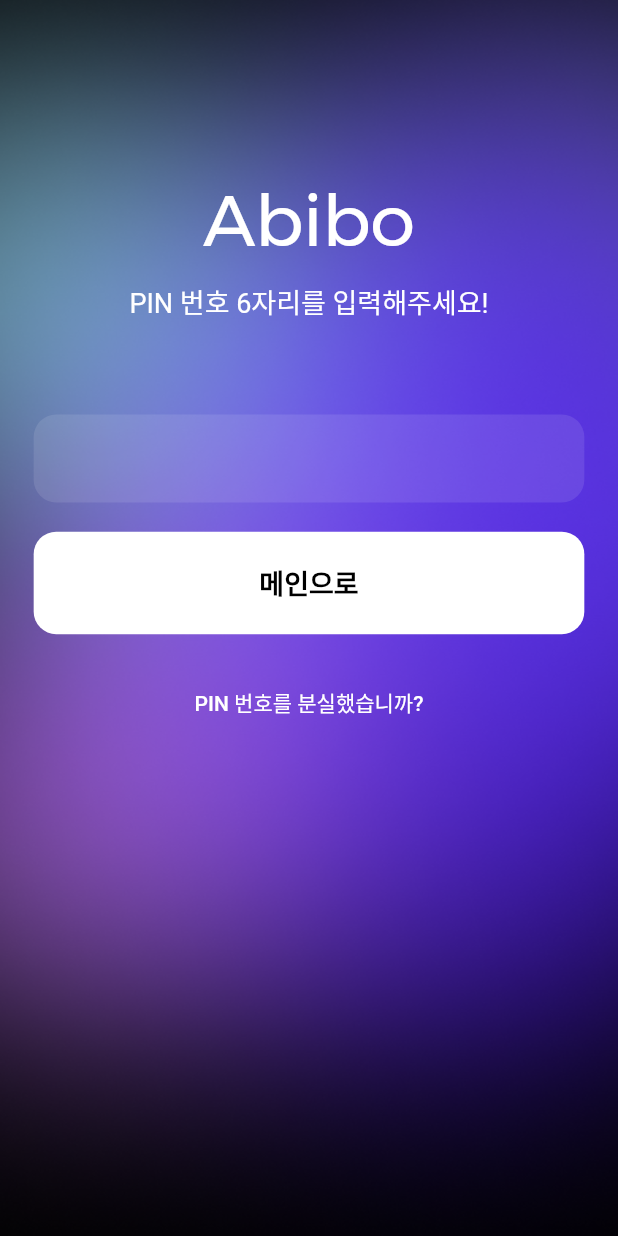
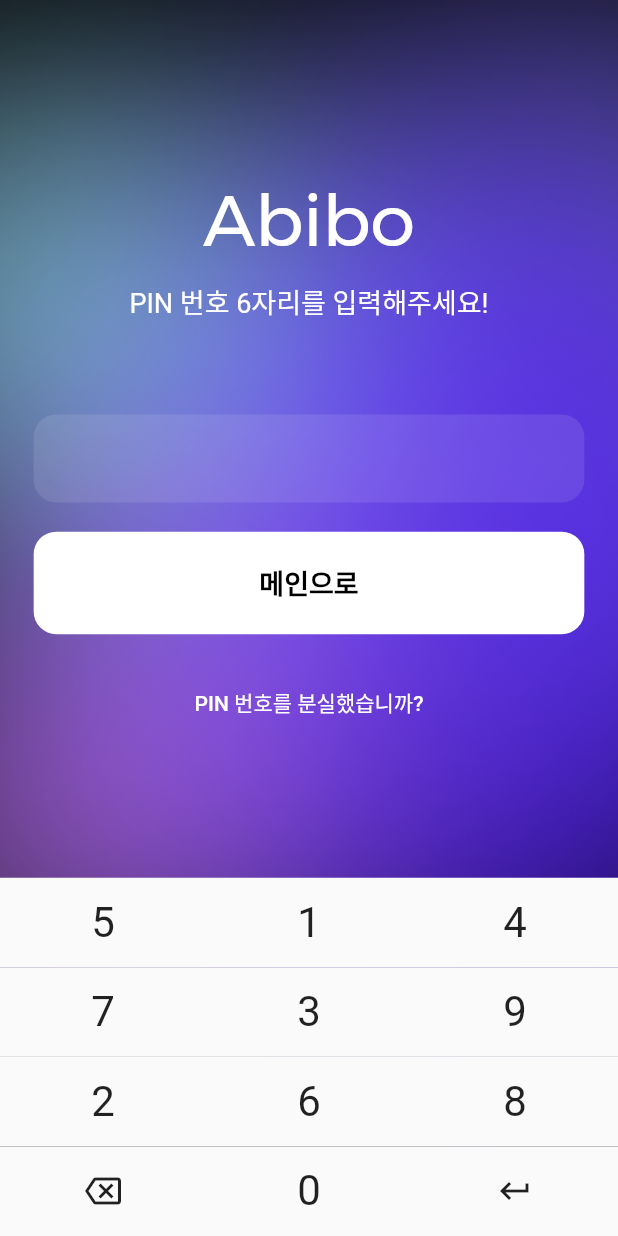
Before and after one commit to abibo-flutter/abibo, a Flutter app: the PINScreen screen opened directly, on a phone screen of 412 x 824 dp. Run offline on Flutter 3.47's test engine with Material 2 defaults, Android fonts, the phone set to English and light mode, and no system bars; our stand-ins replace get, image_picker, shared_preferences; missing offline and left inert: flutter_secure_keyboard; accounts and stored records are empty; Roboto replaces fonts that are missing (Pretendard).

```diff
--- a/lib/screens/pin_screen.dart
+++ b/lib/screens/pin_screen.dart
@@ -1,10 +1,9 @@
 import 'package:abibo/screens/main_screen.dart';
+import 'package:abibo/widgets/keyboard.dart';
 import 'package:flutter/material.dart';
 import 'package:shared_preferences/shared_preferences.dart';
-import 'package:flutter_secure_keyboard/flutter_secure_keyboard.dart';
 import 'package:abibo/screens/theme/text_theme.dart';
 import 'package:get/get.dart';
-import 'package:local_auth/local_auth.dart';
 
 class PINScreen extends StatefulWidget {
   const PINScreen({Key? key}) : super(key: key);
@@ -14,7 +13,6 @@ class PINScreen extends StatefulWidget {
 }
 
 class _PINScreenState extends State<PINScreen> {
-  final secureKeyboardController = SecureKeyboardController();
   final pinCodeEditor = TextEditingController();
   final textFieldFocusNode = FocusNode();
   late SharedPreferences prefs;
@@ -38,9 +36,7 @@ class _PINScreenState extends State<PINScreen> {
     // ignore: unused_local_variable
     double screenWidth = MediaQuery.of(context).size.width;
 
-    return WithSecureKeyboard(
-      controller: secureKeyboardController,
-      child: Scaffold(
+    return Scaffold(
       body: SafeArea(
         child: Container(
           width: double.infinity,
@@ -50,7 +46,9 @@ class _PINScreenState extends State<PINScreen> {
               fit: BoxFit.fill,
             ),
           ),
-            child: Padding(
+          child: Column(
+            children: [
+              Padding(
                 padding: EdgeInsets.only(
                   top: screenHeight / 844 * 38,
                   bottom: 0,
@@ -88,7 +86,6 @@ class _PINScreenState extends State<PINScreen> {
                       ),
                       child: Center(
                         child: TextFormField(
-                        readOnly: true,
                           textAlign: TextAlign.center,
                           obscureText: true,
                           obscuringCharacter: '●',
@@ -96,23 +93,14 @@ class _PINScreenState extends State<PINScreen> {
                               const InputDecoration(border: InputBorder.none),
                           controller: pinCodeEditor,
                           focusNode: textFieldFocusNode,
-                        onTap: () {
-                          pinCodeEditor.text = '';
-                          secureKeyboardController.show(
-                            maxLength: 6,
-                            type: SecureKeyboardType.NUMERIC,
-                            focusNode: textFieldFocusNode,
-                            onKeyPressed: (value) {
-                              if (value.text != null) {
-                                pinCodeEditor.text += value.text!;
-                              }
-                            },
-                            onDoneKeyPressed: (List<int> charCodes) {
-                              pinCodeEditor.text =
-                                  String.fromCharCodes(charCodes);
+                          onTap: () {},
+                          onTapOutside: (event) {
+                            Future.delayed(const Duration(milliseconds: 100),
+                                () {
+                              setState(() {
                                 pin = pinCodeEditor.text;
-                            },
-                          );
+                              });
+                            });
                           },
                           style: const TextStyle(
                             color: Colors.white,
@@ -198,6 +186,13 @@ class _PINScreenState extends State<PINScreen> {
                   ],
                 ),
               ),
+              const Expanded(
+                child: SizedBox(),
+              ),
+              KeyBoard(
+                controller: pinCodeEditor,
+              ),
+            ],
           ),
         ),
       ),
--- /dev/null
+++ b/lib/widgets/keyboard.dart
@@ -0,0 +1,120 @@
+import 'package:flutter/material.dart';
+
+class KeyBoard extends StatefulWidget {
+  final TextEditingController controller;
+  const KeyBoard({
+    Key? key,
+    required this.controller,
+  }) : super(key: key);
+
+  @override
+  _KeyBoardState createState() => _KeyBoardState();
+}
+
+class _KeyBoardState extends State<KeyBoard> {
+  @override
+  Widget build(BuildContext context) {
+    List<Widget> keys = [
+      KeyBoardKey(value: '0', controller: widget.controller),
+      KeyBoardKey(value: '1', controller: widget.controller),
+      KeyBoardKey(value: '2', controller: widget.controller),
+      KeyBoardKey(value: '3', controller: widget.controller),
+      KeyBoardKey(value: '4', controller: widget.controller),
+      KeyBoardKey(value: '5', controller: widget.controller),
+      KeyBoardKey(value: '6', controller: widget.controller),
+      KeyBoardKey(value: '7', controller: widget.controller),
+      KeyBoardKey(value: '8', controller: widget.controller),
+      KeyBoardKey(value: '9', controller: widget.controller),
+    ]
+      ..shuffle()
+      ..insert(
+          9,
+          KeyBoardAction(
+            controller: widget.controller,
+            onTap: () {
+              String text = widget.controller.text;
+              if (text.isNotEmpty) {
+                widget.controller.text = text.substring(0, text.length - 1);
+              }
+              setState(() {});
+            },
+            child: const Center(
+                child: Icon(
+              Icons.backspace_outlined,
+            )),
+          ))
+      ..insert(
+          11,
+          KeyBoardAction(
+            controller: widget.controller,
+            onTap: () {
+              setState(() {});
+            },
+            child: const Center(
+                child: Icon(
+              Icons.keyboard_return,
+            )),
+          ));
+
+    return GridView.count(
+      padding: EdgeInsets.zero,
+      crossAxisCount: 3,
+      shrinkWrap: true,
+      childAspectRatio: 2.3,
+      children: keys,
+    );
+  }
+}
+
+class KeyBoardKey extends StatelessWidget {
+  final String value;
+  final TextEditingController controller;
+  const KeyBoardKey({
+    Key? key,
+    required this.value,
+    required this.controller,
+  }) : super(key: key);
+  @override
+  Widget build(BuildContext context) {
+    return Material(
+      child: InkWell(
+        onTap: () {
+          if (controller.text.length < 6) {
+            controller.text += value;
+          }
+        },
+        child: Ink(
+          color: Colors.transparent,
+          child: Center(
+            child: Text(
+              value,
+              textScaleFactor: 2,
+            ),
+          ),
+        ),
+      ),
+    );
+  }
+}
+
+class KeyBoardAction extends StatelessWidget {
+  final void Function() onTap;
+  final TextEditingController controller;
+  final Widget child;
+  const KeyBoardAction({
+    Key? key,
+    required this.controller,
+    required this.onTap,
+    required this.child,
+  }) : super(key: key);
+
+  @override
+  Widget build(BuildContext context) {
+    return Material(
+      child: InkWell(
+        onTap: onTap,
+        child: Ink(child: child),
+      ),
+    );
+  }
+}
```
Lines whose indentation alone changed are shown as unchanged.
